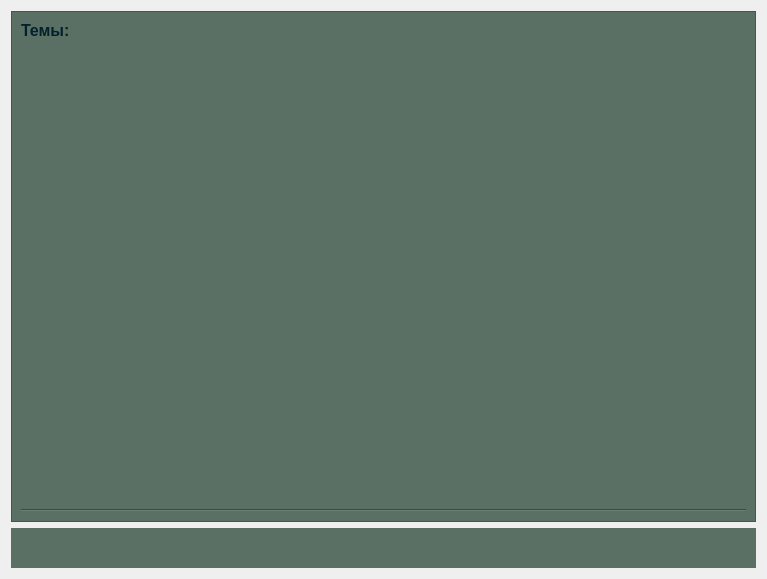
Old version of the form Widgets/labsRedactionModul.ui in the repository ThomasLucky13/ASSofOOP-Automated-Studying-System-.
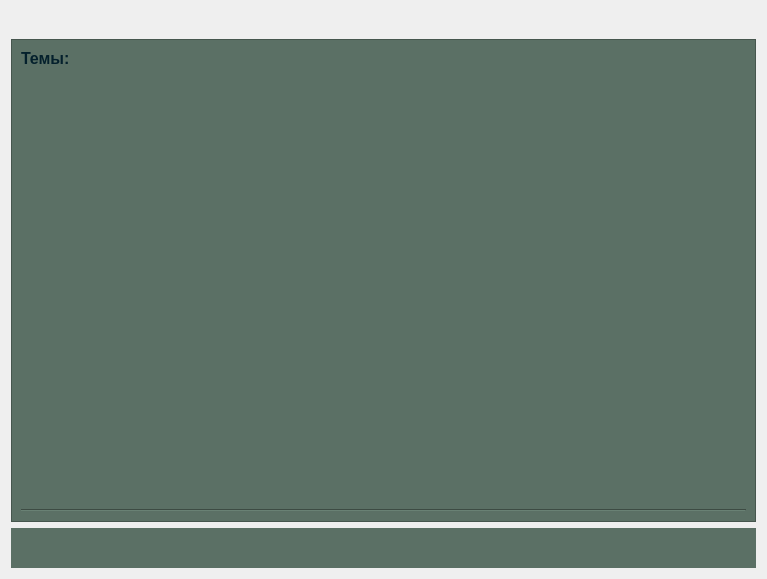
New version of the form. Icons and pictures are not drawn.

Commit message:
Change backButtons in labThems moduls
Change connect of backButton in labThemeRedactionModul and create a
backButton in labRedactionModul.

The edit to the form file:
```diff
--- a/Widgets/labsRedactionModul.ui
+++ b/Widgets/labsRedactionModul.ui
@@ -14,6 +14,43 @@
    <string>Form</string>
   </property>
   <layout class="QVBoxLayout" name="verticalLayout">
+   <item>
+    <layout class="QHBoxLayout" name="horizontalLayout_2">
+     <item>
+      <widget class="QPushButton" name="backButton">
+       <property name="text">
+        <string/>
+       </property>
+       <property name="icon">
+        <iconset resource="../resources/ASSforOOP.qrc">
+         <normaloff>:/images/Back.svg</normaloff>:/images/Back.svg</iconset>
+       </property>
+       <property name="iconSize">
+        <size>
+         <width>60</width>
+         <height>60</height>
+        </size>
+       </property>
+       <property name="flat">
+        <bool>true</bool>
+       </property>
+      </widget>
+     </item>
+     <item>
+      <spacer name="horizontalSpacer_2">
+       <property name="orientation">
+        <enum>Qt::Horizontal</enum>
+       </property>
+       <property name="sizeHint" stdset="0">
+        <size>
+         <width>40</width>
+         <height>20</height>
+        </size>
+       </property>
+      </spacer>
+     </item>
+    </layout>
+   </item>
    <item>
     <widget class="QScrollArea" name="scrollArea_2">
      <property name="sizePolicy">
@@ -35,7 +72,7 @@
         <x>0</x>
         <y>0</y>
         <width>751</width>
-        <height>469</height>
+        <height>385</height>
        </rect>
       </property>
       <property name="sizePolicy">
```
The commit also changes 3 other files.
